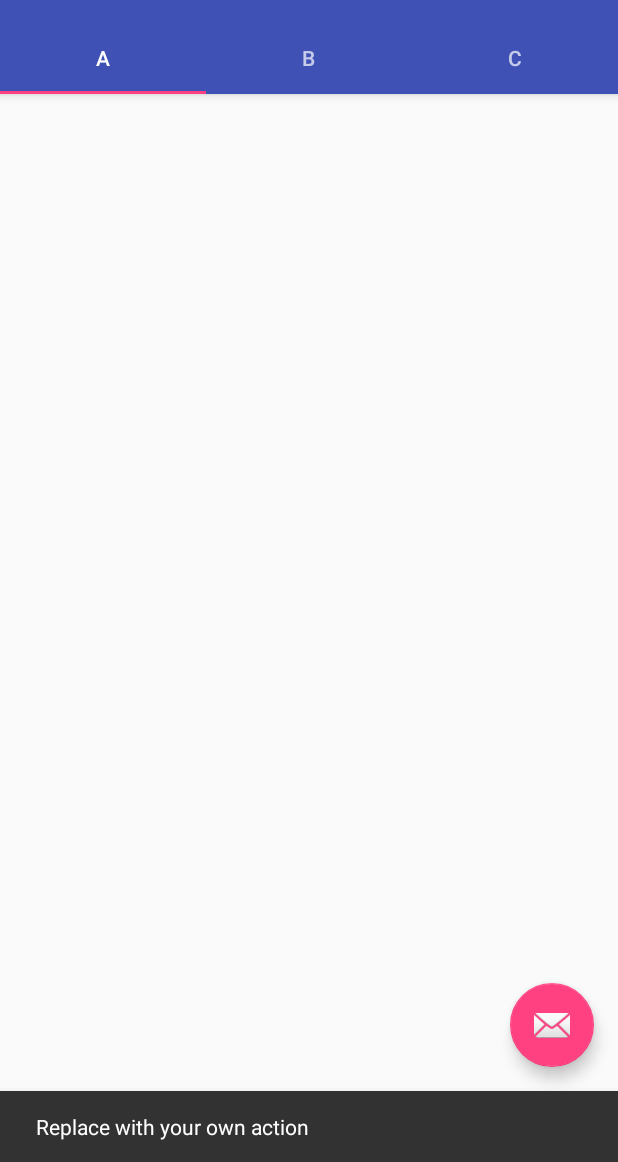
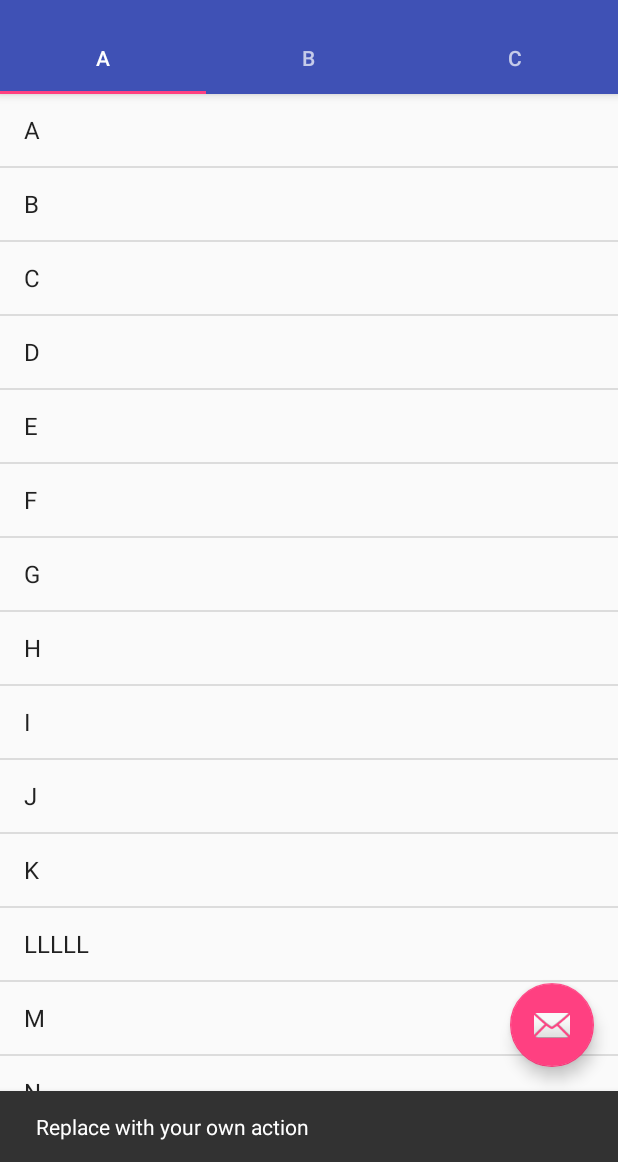
Before and after one commit to andrewpk95/Week1, an Android app: the screen it shows after launch (MyActivity), after a tap on an icon or button, on a phone screen of 412 x 824 dp, the part 74-1236 px from its top. Run offline under Robolectric (Android 15) with nearby library versions, the phone set to English and light mode, and no system bars.

```diff
--- a/app/src/main/java/com/haha/week1/MyActivity.java
+++ b/app/src/main/java/com/haha/week1/MyActivity.java
@@ -18,6 +18,8 @@ import android.view.MenuItem;
 import android.view.View;
 import android.view.ViewGroup;
 
+import android.widget.ArrayAdapter;
+import android.widget.ListView;
 import android.widget.TextView;
 
 public class MyActivity extends AppCompatActivity implements AFragment.OnFragmentInteractionListener, BFragment.OnFragmentInteractionListener, CFragment.OnFragmentInteractionListener {
@@ -140,6 +142,38 @@ public class MyActivity extends AppCompatActivity implements AFragment.OnFragmen
         }
     }
 
+    public static class FragmentA extends Fragment {
+        /**
+         * The fragment argument representing the section number for this
+         * fragment.
+         */
+
+        public FragmentA() {
+        }
+
+        /**
+         * Returns a new instance of this fragment for the given section
+         * number.
+         */
+        public static FragmentA newInstance() {
+            FragmentA fragment = new FragmentA();
+            Bundle args = new Bundle();
+            fragment.setArguments(args);
+            return fragment;
+        }
+
+        @Override
+        public View onCreateView(LayoutInflater inflater, ViewGroup container,
+                                 Bundle savedInstanceState) {
+            View rootView = inflater.inflate(R.layout.fragment_a, container, false);
+            String[] data = {"A", "B", "C", "D", "E", "F", "G", "H", "I", "J", "K", "LLLLL", "M", "N"};
+            ArrayAdapter<String> adapter = new ArrayAdapter<String>(getActivity(), android.R.layout.simple_list_item_1, data);
+            ListView myList = (ListView) rootView.findViewById(R.id.listView1);
+            myList.setAdapter(adapter);
+            return rootView;
+        }
+    }
+
     /**
      * A {@link FragmentPagerAdapter} that returns a fragment corresponding to
      * one of the sections/tabs/pages.
@@ -155,10 +189,10 @@ public class MyActivity extends AppCompatActivity implements AFragment.OnFragmen
             // getItem is called to instantiate the fragment for the given page.
             // Return a PlaceholderFragment (defined as a static inner class below).
             switch(position){
-                case 0: return  AFragment.newInstance();
+                case 0: return  FragmentA.newInstance();
                 case 1: return  BFragment.newInstance();
                 case 2: return  CFragment.newInstance();
-                default: return AFragment.newInstance();
+                default: return FragmentA.newInstance();
             }
         }
 
--- a/app/src/main/res/layout/fragment_a.xml
+++ b/app/src/main/res/layout/fragment_a.xml
@@ -9,7 +9,7 @@
     <ListView
         android:layout_width="wrap_content"
         android:layout_height="wrap_content"
-        android:id="@+id/listView"
+        android:id="@+id/listView1"
         />
 
 </FrameLayout>
```
Also changed, not shown: app/src/main/java/com/haha/week1/AFragment.java (+8 -6 lines).
